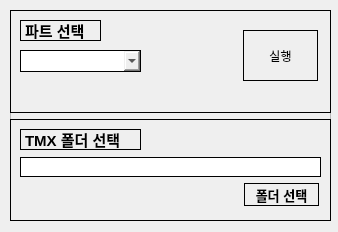
Old version of the form TMX2XML-transform/libs/UI/root.ui in the repository sonaspo85/Python-workspace.
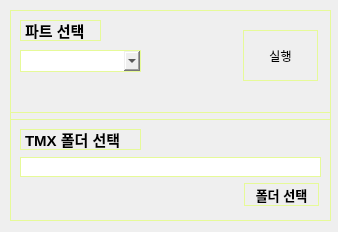
New version of the form.

Diff of the .ui file:
```diff
--- a/TMX2XML-transform/libs/UI/root.ui
+++ b/TMX2XML-transform/libs/UI/root.ui
@@ -23,6 +23,9 @@
       <height>211</height>
      </rect>
     </property>
+    <property name="styleSheet">
+     <string notr="true">border: 1px solid #e6fa98;</string>
+    </property>
     <property name="frameShape">
      <enum>QFrame::StyledPanel</enum>
     </property>
@@ -42,7 +45,7 @@
       <item>
        <widget class="QFrame" name="frame_2">
         <property name="styleSheet">
-         <string notr="true">border: 1px solid black;</string>
+         <string notr="true">border: 1px solid #e6fa98;</string>
         </property>
         <property name="frameShape">
          <enum>QFrame::StyledPanel</enum>
@@ -98,7 +101,7 @@
       <item>
        <widget class="QFrame" name="frame_3">
         <property name="styleSheet">
-         <string notr="true">border: 1px solid black;</string>
+         <string notr="true">border: 1px solid #e6fa98;</string>
         </property>
         <property name="frameShape">
          <enum>QFrame::StyledPanel</enum>
```
